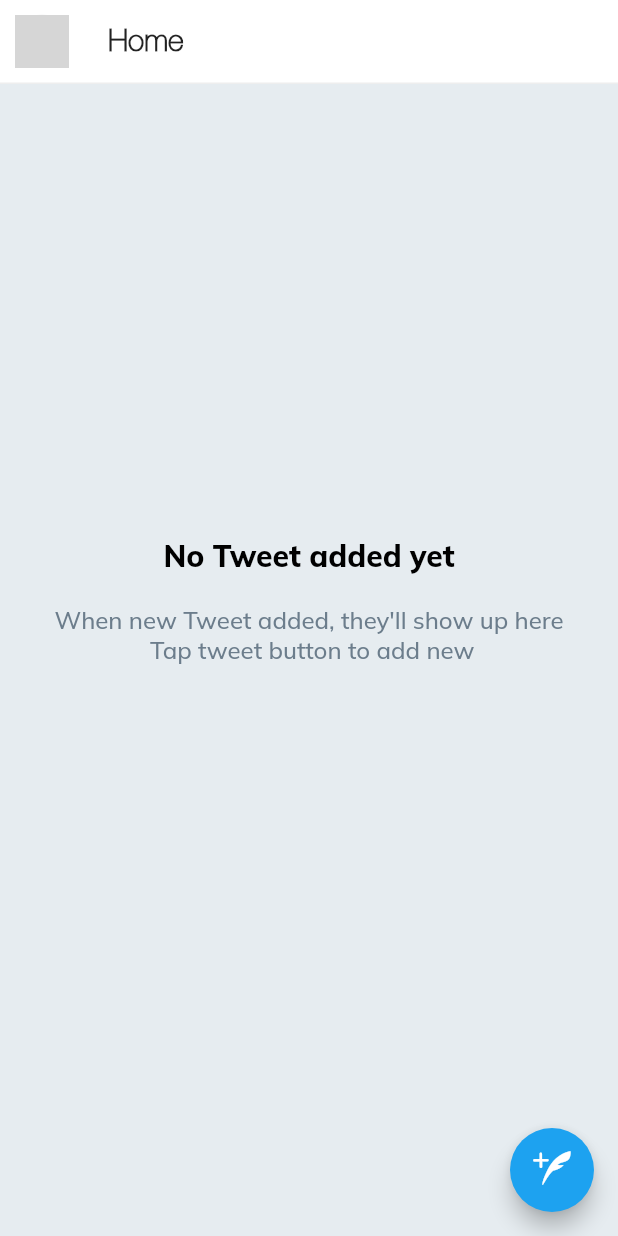
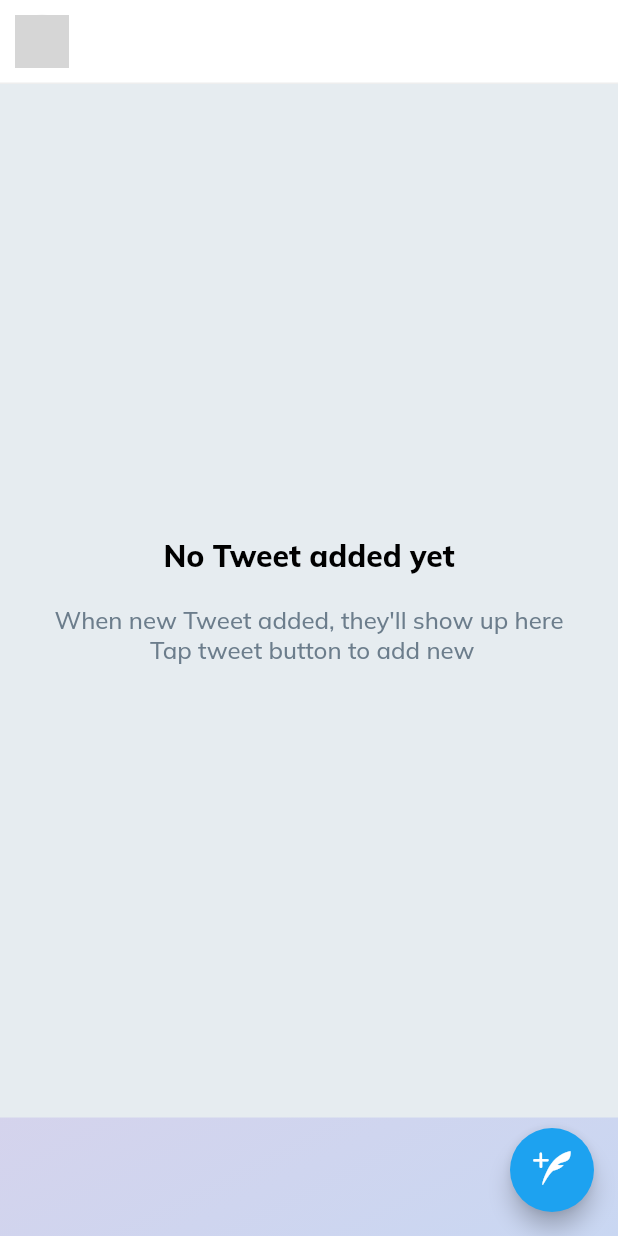
Before and after one commit to seatedro/Varta, a Flutter app: the FeedPage screen opened directly, on a phone screen of 412 x 824 dp. Run offline on Flutter 3.47's test engine with Material 2 defaults, Android fonts, the phone set to English and light mode, and no system bars; our stand-ins replace cached_network_image, firebase_analytics, firebase_auth, firebase_database, firebase_messaging, firebase_remote_config and 5 more; accounts and stored records are empty; network calls fail; grey boxes are pictures that could not be loaded.

Commit message:
Changed color of post Detail and color of text

```diff
--- a/lib/main.dart
+++ b/lib/main.dart
@@ -18,7 +18,6 @@ void main() {
 }
 
 class MyApp extends StatelessWidget {
-
   @override
   Widget build(BuildContext context) {
     return MultiProvider(
@@ -28,7 +27,8 @@ class MyApp extends StatelessWidget {
         ChangeNotifierProvider<FeedState>(create: (_) => FeedState()),
         ChangeNotifierProvider<ChatState>(create: (_) => ChatState()),
         ChangeNotifierProvider<SearchState>(create: (_) => SearchState()),
-        ChangeNotifierProvider<NotificationState>(create: (_) => NotificationState()),
+        ChangeNotifierProvider<NotificationState>(
+            create: (_) => NotificationState()),
       ],
       child: MaterialApp(
         title: 'Fwitter',
--- a/lib/page/common/splash.dart
+++ b/lib/page/common/splash.dart
@@ -68,8 +68,8 @@ class _SplashPageState extends State<SplashPage> {
               //       ),
               Image.asset(
                 'assets/images/icon-480.png',
-                height: 30,
-                width: 30,
+                height: 120,
+                width: 120,
               )
             ],
           ),
--- a/lib/page/feed/feedPage.dart
+++ b/lib/page/feed/feedPage.dart
@@ -40,10 +40,18 @@ class FeedPage extends StatelessWidget {
     return Scaffold(
       floatingActionButton: _floatingActionButton(context),
       backgroundColor: TwitterColor.mystic,
+      // backgroundColor: Colors.transparent, // Changed mystic to transparent.
       body: SafeArea(
         child: Container(
           height: fullHeight(context),
           width: fullWidth(context),
+          decoration: BoxDecoration(
+            // Added gradient to background.
+            gradient: LinearGradient(
+                begin: Alignment.topLeft,
+                end: Alignment.bottomRight,
+                colors: [const Color(0xFFF2C9DD), const Color(0xFFC9D7F2)]),
+          ),
           child: RefreshIndicator(
             key: refreshIndicatorKey,
             onRefresh: () async {
--- a/lib/widgets/customWidgets.dart
+++ b/lib/widgets/customWidgets.dart
@@ -12,7 +12,7 @@ Widget customTitleText(String title, {BuildContext context}) {
   return Text(
     title ?? '',
     style: TextStyle(
-      color: Colors.black87,
+      color: Colors.white,
       fontFamily: 'HelveticaNeue',
       fontWeight: FontWeight.w900,
       fontSize: 20,
```
Also changed, not shown: lib/page/feed/feedPostDetail.dart (+18 -5 lines), assets/images/icon-480-original.png (added), assets/images/icon-480.png.
